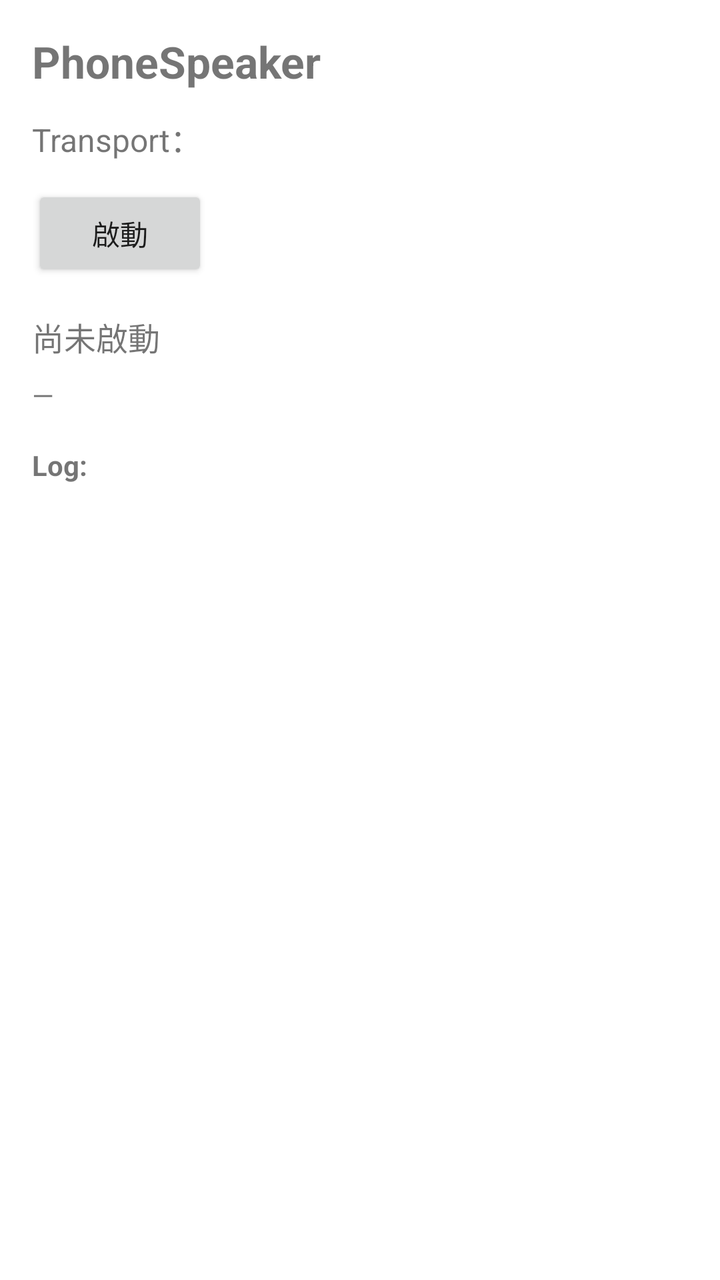
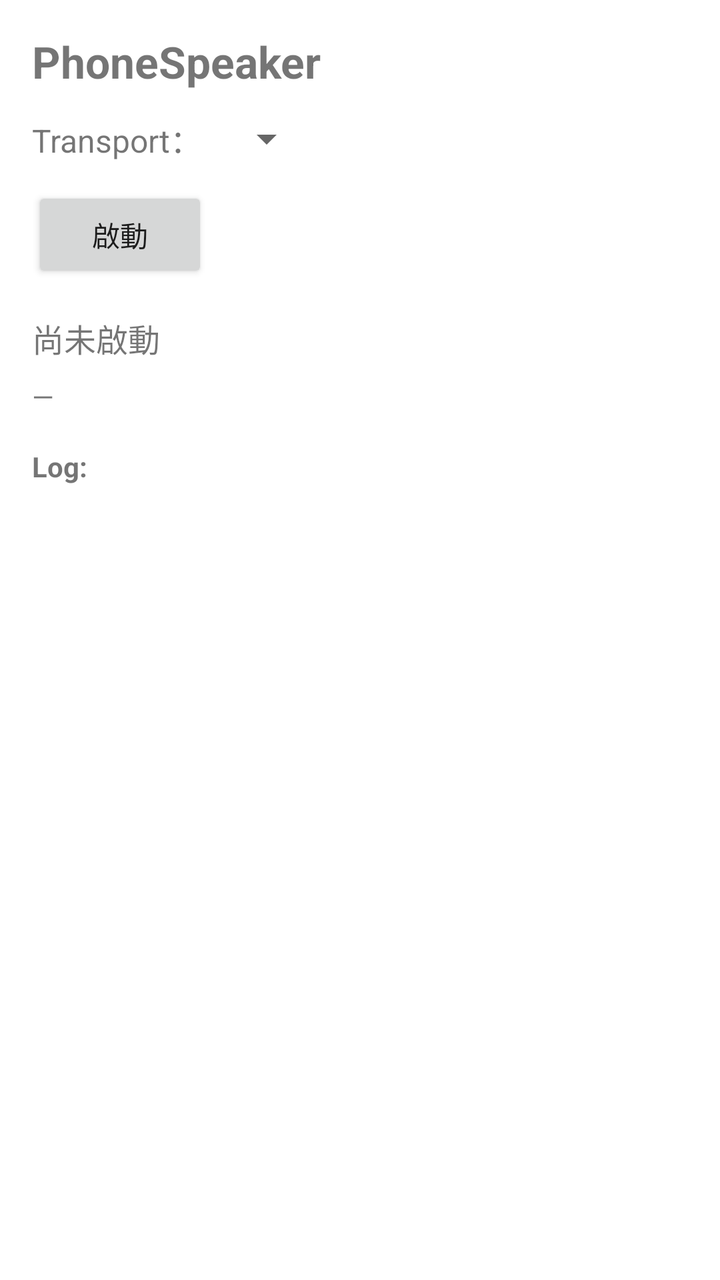

Compare the two renders of this Android layout. The source of the first and the diff that turns it into the second are given below.
<!-- AndroidManifest.xml: activity theme Theme.PhoneSpeaker -->
<!-- res/layout/activity_main.xml -->
<?xml version="1.0" encoding="utf-8"?>
<LinearLayout xmlns:android="http://schemas.android.com/apk/res/android"
    android:layout_width="match_parent"
    android:layout_height="match_parent"
    android:orientation="vertical"
    android:padding="16dp">

    <TextView
        android:layout_width="wrap_content"
        android:layout_height="wrap_content"
        android:text="@string/app_name"
        android:textSize="22sp"
        android:textStyle="bold" />

    <TextView
        android:id="@+id/transportLabel"
        android:layout_width="wrap_content"
        android:layout_height="wrap_content"
        android:layout_marginTop="12dp"
        android:text="@string/label_transport"
        android:textSize="16sp" />

    <Button
        android:id="@+id/startStopButton"
        android:layout_width="wrap_content"
        android:layout_height="wrap_content"
        android:layout_marginTop="12dp"
        android:text="@string/btn_start" />

    <TextView
        android:id="@+id/statusText"
        android:layout_width="match_parent"
        android:layout_height="wrap_content"
        android:layout_marginTop="16dp"
        android:text="@string/status_idle"
        android:textSize="16sp" />

    <TextView
        android:id="@+id/formatText"
        android:layout_width="match_parent"
        android:layout_height="wrap_content"
        android:layout_marginTop="8dp"
        android:text="—"
        android:textSize="14sp" />

    <TextView
        android:layout_width="wrap_content"
        android:layout_height="wrap_content"
        android:layout_marginTop="16dp"
        android:text="Log:"
        android:textStyle="bold" />

    <ScrollView
        android:layout_width="match_parent"
        android:layout_height="0dp"
        android:layout_weight="1"
        android:layout_marginTop="4dp">

        <TextView
            android:id="@+id/logText"
            android:layout_width="match_parent"
            android:layout_height="wrap_content"
            android:fontFamily="monospace"
            android:textSize="12sp" />
    </ScrollView>

</LinearLayout>
<!-- resources referenced by this layout -->
<resources>
  <string name="app_name">PhoneSpeaker</string>
  <string name="btn_start">啟動</string>
  <string name="label_transport">Transport：</string>
  <string name="status_idle">尚未啟動</string>
  <style name="Theme.PhoneSpeaker" parent="Theme.MaterialComponents.DayNight.NoActionBar">
          <item name="colorPrimary">#1565C0</item>
          <item name="colorPrimaryDark">#0D47A1</item>
          <item name="colorAccent">#42A5F5</item>
      </style>
</resources>

<!-- the commit's change to res/layout/activity_main.xml (unified diff, before → after) -->
@@ -12,13 +12,27 @@
         android:textSize="22sp"
         android:textStyle="bold" />
 
-    <TextView
-        android:id="@+id/transportLabel"
-        android:layout_width="wrap_content"
+    <LinearLayout
+        android:layout_width="match_parent"
         android:layout_height="wrap_content"
         android:layout_marginTop="12dp"
-        android:text="@string/label_transport"
-        android:textSize="16sp" />
+        android:gravity="center_vertical"
+        android:orientation="horizontal">
+
+        <TextView
+            android:id="@+id/transportLabel"
+            android:layout_width="wrap_content"
+            android:layout_height="wrap_content"
+            android:text="@string/label_transport"
+            android:textSize="16sp" />
+
+        <Spinner
+            android:id="@+id/transportSpinner"
+            android:layout_width="wrap_content"
+            android:layout_height="wrap_content"
+            android:layout_marginStart="8dp" />
+
+    </LinearLayout>
 
     <Button
         android:id="@+id/startStopButton"
